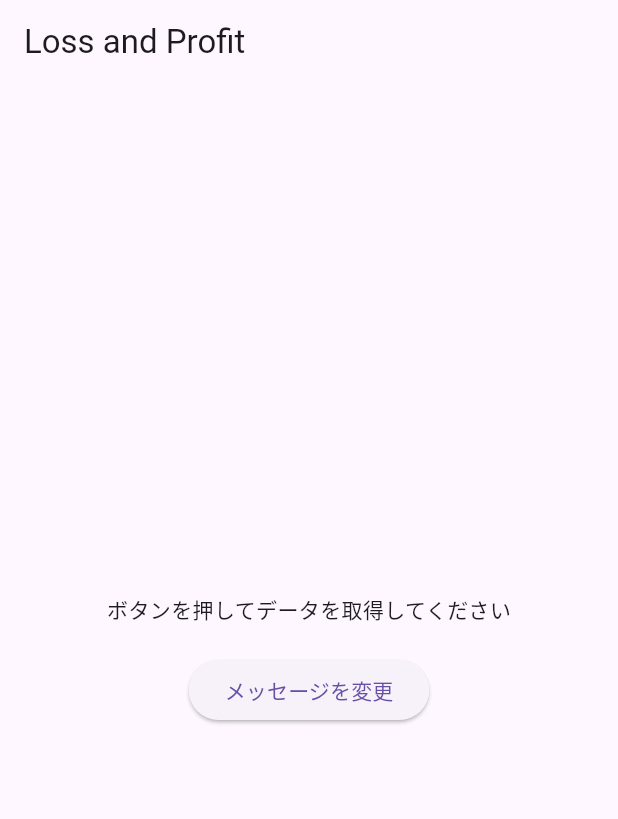
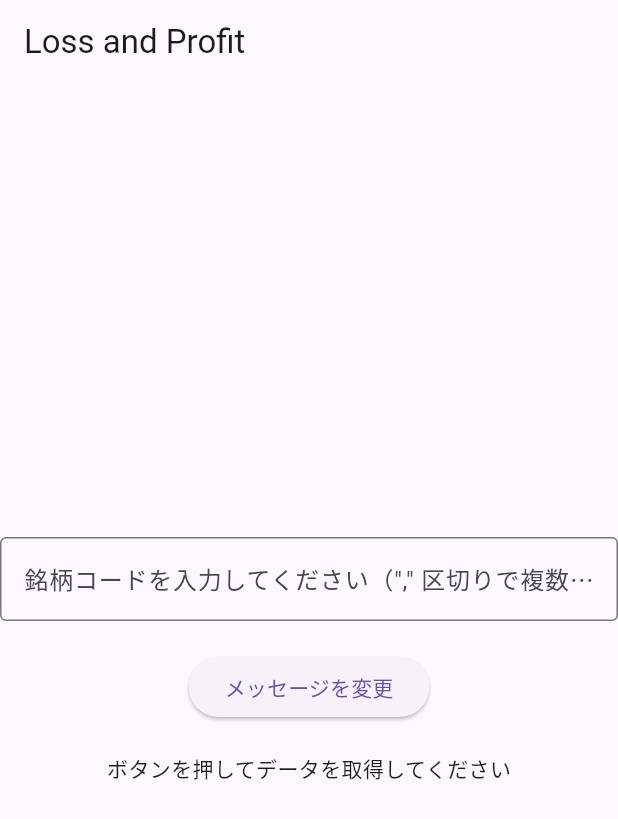
Before and after one commit to hidecheck/waseda_stock_service, a Flutter app: the screen it shows after launch, on a phone screen of 412 x 824 dp. Shown: the top 819 px of the screen. Run offline on Flutter 3.47's test engine with Material 3 defaults, Android fonts, the phone set to English and light mode, and no system bars.

Commit message:
Split file into multiple smaller files

```diff
--- /dev/null
+++ b/loss_and_profit/lib/api_service.dart
@@ -0,0 +1,28 @@
+
+import 'dart:convert';
+
+import 'package:http/http.dart' as http;
+
+const String BASE_URL = 'https://asia-northeast1-waseda-android.cloudfunctions.net';
+const String ENDPOINT = '/get-stock-price-v2';
+
+
+class ApiService{
+  Future<List<dynamic>> fetchData(String stockCode) async {
+    var baseUrl = BASE_URL + ENDPOINT;
+    Map<String, String> params = {
+      'code': stockCode,
+    };
+    var uri = Uri.parse(baseUrl).replace(queryParameters: params);
+
+    final response = await http.get(uri);
+
+    if (response.statusCode == 200) {
+      final Map<String, dynamic> decodedData = jsonDecode(response.body);
+      print(decodedData);
+      return decodedData['stocks'];
+    } else {
+      throw Exception('Failed to load data');
+    }
+  }
+}
--- a/loss_and_profit/lib/main.dart
+++ b/loss_and_profit/lib/main.dart
@@ -3,129 +3,9 @@ import 'dart:convert';
 import 'package:flutter/material.dart';
 import 'package:http/http.dart' as http;
 
+import 'my_app.dart';
+
 
 void main(){
   runApp(MyApp());
 }
-
-class MyApp extends StatelessWidget{
-  @override
-  Widget build(BuildContext context) {
-    return MaterialApp(
-      title: "Stock Price",
-      theme: ThemeData(
-        primarySwatch: Colors.blue,
-      ),
-      home: Scaffold(
-        appBar: AppBar(
-          title: const Text('Loss and Profit'),
-        ),
-        body: const Center(
-          child: StockListWidget(),
-        ),
-      ),
-    );
-  }
-}
-
-class StockListWidget extends StatefulWidget{
-  const StockListWidget({super.key});
-
-  @override
-  State<StatefulWidget> createState() => _StockListWidgetState();
-}
-
-class _StockListWidgetState extends State<StockListWidget>{
-  // ① 状態を管理する変数（Future型）
-  Future<Map<String, dynamic>>? _futureData;
-
-  // ② HTTP通信を行う非同期メソッド
-  Future<Map<String, dynamic>> fetchData() async {
-    var baseUrl = "https://asia-northeast1-waseda-android.cloudfunctions.net/get-stock-price-v2";
-    // クエリパラメータをMapで定義
-    Map<String, String> params = {
-      'code': '9697', // 値は文字列にする
-    };
-    var uri = Uri.parse(baseUrl).replace(queryParameters: params);
-
-    final response = await http.get(uri);
-
-    if (response.statusCode == 200) {
-      // 通信成功
-      var data = jsonDecode(response.body);
-      print(data);
-      return data;
-
-      // final Map<String, dynamic> data = json.decode(response.body);
-      // // 'title'の値を返す
-      // return data['title'];
-    } else {
-      // 通信失敗
-      throw Exception('Failed to load data');
-    }
-  }
-
-  @override
-  Widget build(BuildContext context) {
-    return Column(
-      mainAxisAlignment: MainAxisAlignment.center,
-      children: <Widget>[
-        // ③ FutureBuilderを使って非同期処理の結果を待つ
-        FutureBuilder<Map<String, dynamic>>(
-          future: _futureData, // ここにFuture型の変数を渡す
-          builder: (context, snapshot) {
-            // 通信中の状態
-            if (snapshot.connectionState == ConnectionState.waiting) {
-              return const CircularProgressIndicator();
-            }
-            // 通信にエラーがあった場合
-            else if (snapshot.hasError) {
-              return Text('エラー: ${snapshot.error}');
-            }
-            // 通信が成功してデータが取得できた場合
-            else if (snapshot.hasData) {
-
-              final List<dynamic> stocks = snapshot.data!['stocks'];
-              if(stocks.isNotEmpty) {
-                final Map<String, dynamic> firstStock = stocks[0];
-                final String symbolName = firstStock["symbol_name"];
-                final String price = firstStock["price"];
-
-                return Column(
-                  children: [
-                    Text(
-                      '銘柄名: $symbolName',
-                      style: const TextStyle(fontSize: 18),
-                    ),
-                    const SizedBox(height: 10),
-                    Text(
-                      '現在価格: $price 円',
-                      style: const TextStyle(
-                          fontSize: 18, fontWeight: FontWeight.bold),
-                    ),
-                  ],
-                );
-              }else {
-                return const Text('データが空です');
-              }
-            }
-            // まだ通信が始まっていない初期状態
-            else {
-              return const Text('ボタンを押してデータを取得してください');
-            }
-          },
-        ),
-        const SizedBox(height: 20),
-        ElevatedButton(
-          // ④ ボタンが押されたときに状態変更メソッドを呼ぶ
-          onPressed: (){
-            setState(() {
-              _futureData = fetchData();
-            });
-          },
-          child: const Text('メッセージを変更'),
-        ),
-      ],
-    );
-  }
-}
--- /dev/null
+++ b/loss_and_profit/lib/my_app.dart
@@ -0,0 +1,25 @@
+import 'package:flutter/material.dart';
+import 'package:loss_and_profit/stock_list_widget.dart';
+
+class MyApp extends StatelessWidget{
+
+  const MyApp({super.key});
+
+  @override
+  Widget build(BuildContext context) {
+    return MaterialApp(
+      title: "Stock Price",
+      theme: ThemeData(
+        primarySwatch: Colors.blue,
+      ),
+      home: Scaffold(
+        appBar: AppBar(
+          title: const Text('Loss and Profit'),
+        ),
+        body: const Center(
+          child: StockListWidget(),
+        ),
+      ),
+    );
+  }
+}
--- /dev/null
+++ b/loss_and_profit/lib/stock_list_widget.dart
@@ -0,0 +1,92 @@
+import 'package:flutter/material.dart';
+
+import 'api_service.dart';
+
+class StockListWidget extends StatefulWidget{
+  const StockListWidget({super.key});
+
+  @override
+  State<StatefulWidget> createState() => _StockListWidgetState();
+}
+
+class _StockListWidgetState extends State<StockListWidget>{
+  // 状態を管理する変数（Future型）
+  Future<List<dynamic>>? _futureData;
+
+  // テキスト入力欄のコントローラー
+  final TextEditingController _controller = TextEditingController();
+
+  final ApiService _apiService = ApiService();
+
+  @override
+  void dispose() {
+    // ウィジェットが破棄されるときにコントローラーも破棄する
+    _controller.dispose();
+    super.dispose();
+  }
+
+  @override
+  Widget build(BuildContext context) {
+    return Column(
+      mainAxisAlignment: MainAxisAlignment.center,
+      children: <Widget>[
+        TextField(
+          controller: _controller,
+          decoration: const InputDecoration(
+            labelText: '銘柄コードを入力してください（"," 区切りで複数指定可）',
+            border: OutlineInputBorder(),
+          ),
+          keyboardType: TextInputType.number,
+        ),
+
+        const SizedBox(height: 20),
+        ElevatedButton(
+          // ④ ボタンが押されたときに状態変更メソッドを呼ぶ
+          onPressed: (){
+            setState(() {
+              _futureData = _apiService.fetchData(_controller.text);
+            });
+          },
+          child: const Text('メッセージを変更'),
+        ),
+        const SizedBox(height: 20),
+
+        // FutureBuilderを使って非同期処理の結果を待つ
+        FutureBuilder<List<dynamic>>(
+          future: _futureData, // ここにFuture型の変数を渡す
+          builder: (context, snapshot) {
+            // 通信中の状態
+            if (snapshot.connectionState == ConnectionState.waiting) {
+              return const CircularProgressIndicator();
+            }
+            // 通信にエラーがあった場合
+            else if (snapshot.hasError) {
+              return Text('エラー: ${snapshot.error}');
+            }
+            // 通信が成功してデータが取得できた場合
+            else if (snapshot.hasData) {
+              // リストデータを取得
+              final List<dynamic> stocks = snapshot.data!;
+              return Expanded(
+                child: ListView.builder(
+                  itemCount: stocks.length,
+                  itemBuilder: (context, index) {
+                    final stock = stocks[index];
+                    return ListTile(
+                      title: Text(stock['symbol_name']),
+                      subtitle: Text('現在価格: ${stock['price']} 円'),
+                    );
+                  },
+                ),
+              );
+            }
+            // まだ通信が始まっていない初期状態
+            else {
+              return const Text('ボタンを押してデータを取得してください');
+            }
+          },
+        ),
+      ],
+    );
+  }
+}
```
